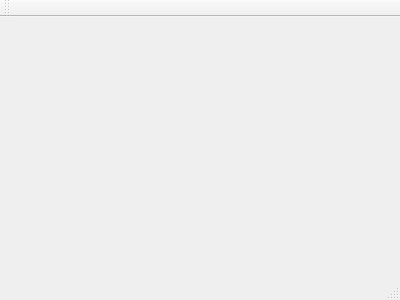
This is mainwindow.ui in endrebjorsvik/HomeKiosk as Qt 5 draws it before an edit. The edited form follows.
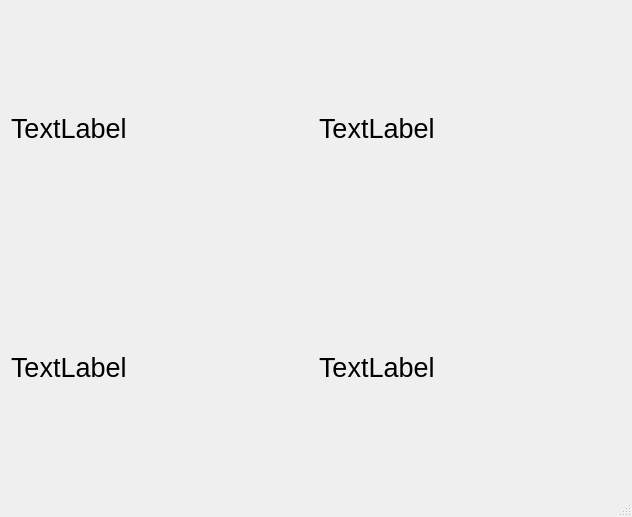
This is the edited form.

Commit message: Create grid layout with labels

The edit to the form file:
```diff
--- a/mainwindow.ui
+++ b/mainwindow.ui
@@ -1,24 +1,69 @@
 <ui version="4.0">
  <class>MainWindow</class>
- <widget class="QMainWindow" name="MainWindow" >
-  <property name="geometry" >
+ <widget class="QMainWindow" name="MainWindow">
+  <property name="geometry">
    <rect>
     <x>0</x>
     <y>0</y>
-    <width>400</width>
-    <height>300</height>
+    <width>632</width>
+    <height>517</height>
    </rect>
   </property>
-  <property name="windowTitle" >
+  <property name="sizePolicy">
+   <sizepolicy hsizetype="Preferred" vsizetype="Preferred">
+    <horstretch>0</horstretch>
+    <verstretch>0</verstretch>
+   </sizepolicy>
+  </property>
+  <property name="windowTitle">
    <string>MainWindow</string>
   </property>
-  <widget class="QMenuBar" name="menuBar" />
-  <widget class="QToolBar" name="mainToolBar" />
-  <widget class="QWidget" name="centralWidget" />
-  <widget class="QStatusBar" name="statusBar" />
+  <widget class="QWidget" name="centralWidget">
+   <property name="sizePolicy">
+    <sizepolicy hsizetype="Preferred" vsizetype="Preferred">
+     <horstretch>0</horstretch>
+     <verstretch>0</verstretch>
+    </sizepolicy>
+   </property>
+   <property name="font">
+    <font>
+     <pointsize>20</pointsize>
+    </font>
+   </property>
+   <layout class="QGridLayout" name="gridLayout">
+    <item row="0" column="2">
+     <widget class="QLabel" name="label_3">
+      <property name="text">
+       <string>TextLabel</string>
+      </property>
+     </widget>
+    </item>
+    <item row="1" column="2">
+     <widget class="QLabel" name="label_4">
+      <property name="text">
+       <string>TextLabel</string>
+      </property>
+     </widget>
+    </item>
+    <item row="0" column="0">
+     <widget class="QLabel" name="label">
+      <property name="text">
+       <string>TextLabel</string>
+      </property>
+     </widget>
+    </item>
+    <item row="1" column="0">
+     <widget class="QLabel" name="label_2">
+      <property name="text">
+       <string>TextLabel</string>
+      </property>
+     </widget>
+    </item>
+   </layout>
+  </widget>
+  <widget class="QStatusBar" name="statusBar"/>
  </widget>
- <layoutDefault spacing="6" margin="11" />
- <pixmapfunction></pixmapfunction>
+ <layoutdefault spacing="6" margin="11"/>
  <resources/>
  <connections/>
 </ui>
```
Left out of the diff: 1 changed line with no effect on the pictures.
